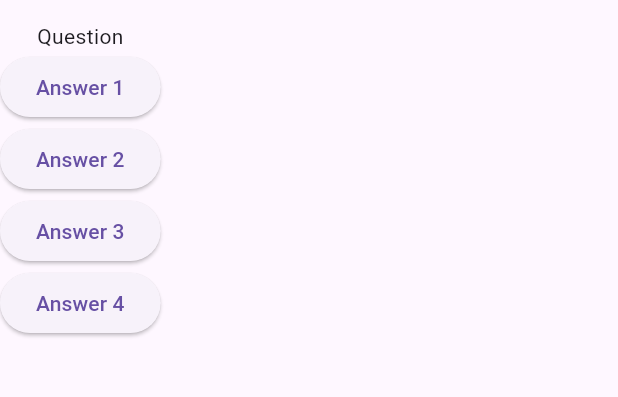
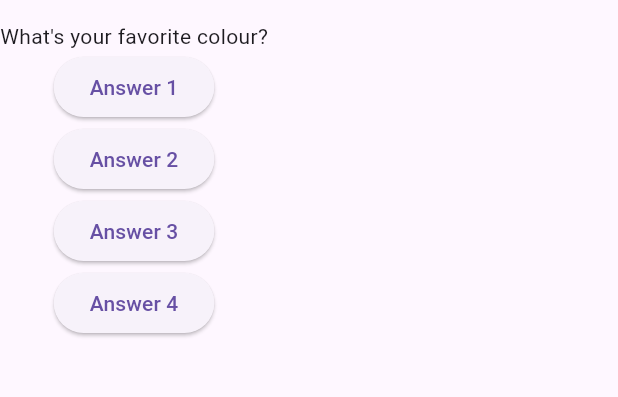
Before and after one commit to NovaLogics/skills-training-flutter-dart, a Flutter app: the screen it shows after launch, after a tap on "Answer 1", on a phone screen of 412 x 824 dp, the part 63-460 px from its top. Run offline on Flutter 3.47's test engine with Material 3 defaults, Android fonts, the phone set to English and light mode, and no system bars.

Commit message:
feat [ui]: Add header text change action functions

```diff
--- a/lib/main.dart
+++ b/lib/main.dart
@@ -7,8 +7,10 @@ import 'package:flutter/material.dart';
 void main() => runApp(AlphaApp());
 
 class AlphaApp extends StatelessWidget {
+  var questionIndex = 0;
+
   void answerQuestion() {
-    print("Answer chosen!");
+    questionIndex++;
   }
 
   @override
@@ -24,21 +26,21 @@ class AlphaApp extends StatelessWidget {
         ),
         body: Column(
           children: <Widget>[
-            Text("Question"),
+            Text(questions.elementAt(questionIndex)),
             ElevatedButton(
               child: Text("Answer 1"),
               onPressed: answerQuestion,
             ),
             ElevatedButton(
-             child: Text("Answer 2"),
+              child: Text("Answer 2"),
               onPressed: answerQuestion,
             ),
             ElevatedButton(
-             child: Text("Answer 3"),
+              child: Text("Answer 3"),
               onPressed: answerQuestion,
             ),
             ElevatedButton(
-               child: Text("Answer 4"),
+              child: Text("Answer 4"),
               onPressed: answerQuestion,
             ),
           ],
```
